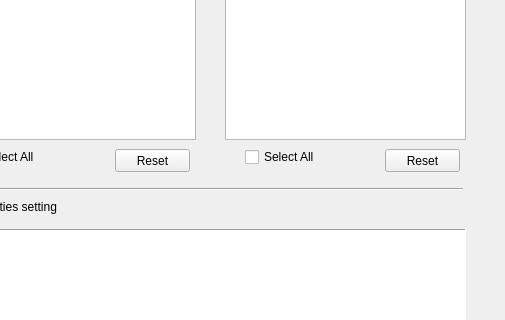
First picture: the form in selectPoliciesDialog.ui, repository impangt/-my1stproj, before the edit; both pictures show x 85 to 590 and y 81 to 401 of the 590 by 529 pixel window.
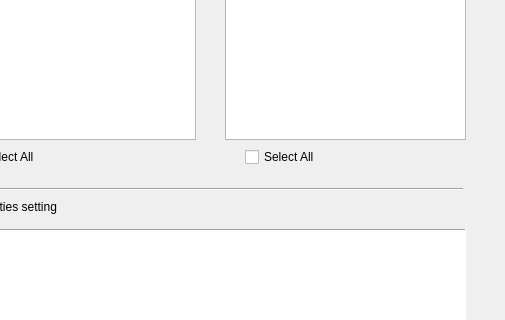
Second picture: the form after the edit.

Commit message: finish first version of buy and sell policies functions

Patch:
```diff
--- a/selectPoliciesDialog.ui
+++ b/selectPoliciesDialog.ui
@@ -101,19 +101,6 @@
     <string>Select All</string>
    </property>
   </widget>
-  <widget class="QPushButton" name="pushButton">
-   <property name="geometry">
-    <rect>
-     <x>200</x>
-     <y>230</y>
-     <width>75</width>
-     <height>23</height>
-    </rect>
-   </property>
-   <property name="text">
-    <string>Reset</string>
-   </property>
-  </widget>
   <widget class="QTableWidget" name="tableWidget">
    <property name="geometry">
     <rect>
@@ -160,19 +147,6 @@
    <column/>
    <column/>
   </widget>
-  <widget class="QPushButton" name="pushButton_2">
-   <property name="geometry">
-    <rect>
-     <x>470</x>
-     <y>230</y>
-     <width>75</width>
-     <height>23</height>
-    </rect>
-   </property>
-   <property name="text">
-    <string>Reset</string>
-   </property>
-  </widget>
   <widget class="QLabel" name="label_3">
    <property name="geometry">
     <rect>
```
Left out of the diff: 66 changed lines with no effect on the pictures. The commit also changes 11 other files.
